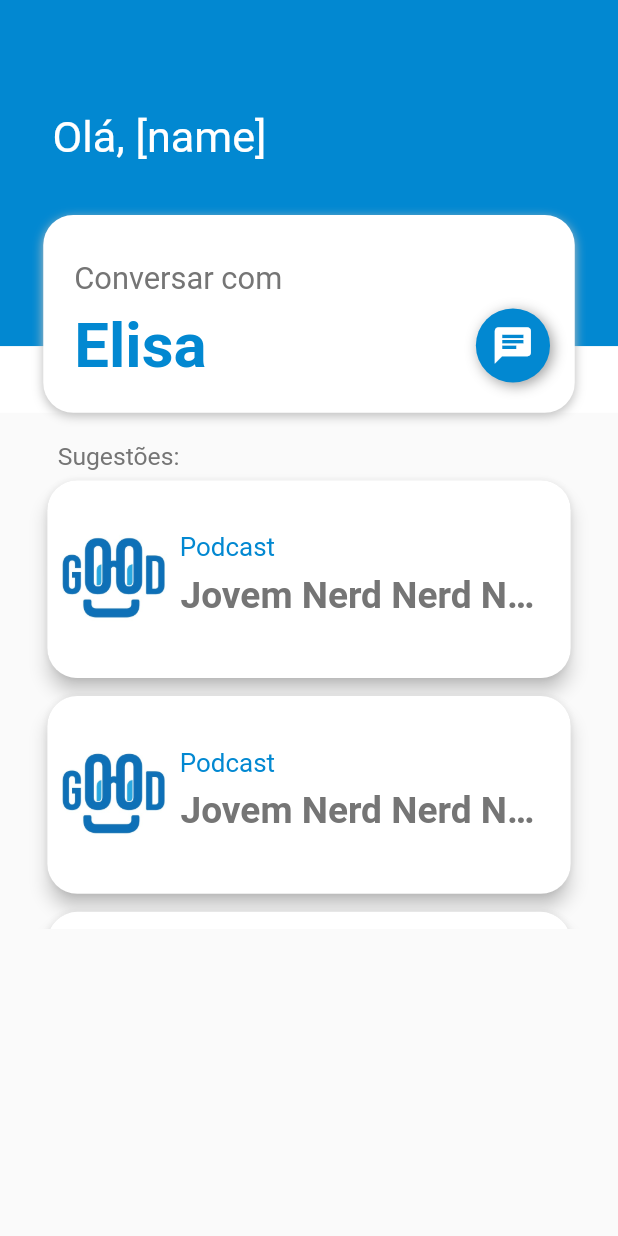
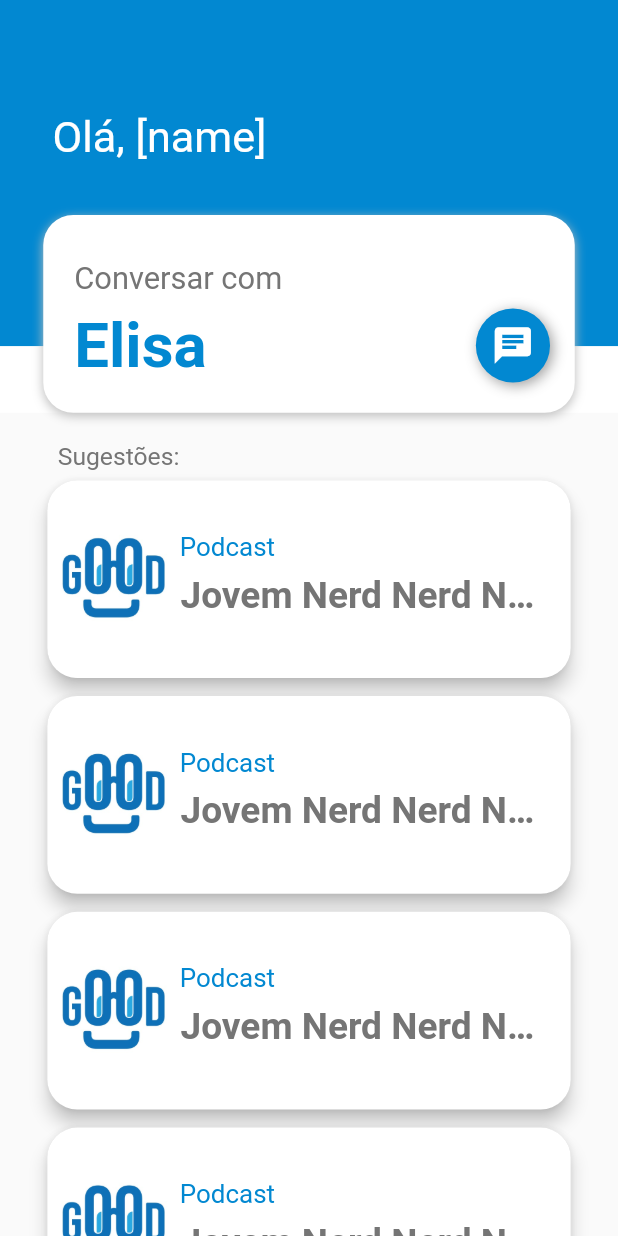
Before and after one commit to jjeanjacques10/n2020-mobile, a Flutter app: the screen it shows after launch, on a phone screen of 412 x 824 dp. Run offline on Flutter 3.47's test engine with Material 2 defaults, Android fonts, the phone set to English and light mode, and no system bars; missing offline and left inert: dart:ffi, flutter_dialogflow.

Commit message:
Novo vitor

```diff
--- a/lib/views/home_page.dart
+++ b/lib/views/home_page.dart
@@ -170,7 +170,7 @@ class _HomePageState extends State<HomePage> {
                   left: width * 0.04, right: width * 0.04, top: 0),
               child: SizedBox(
                 width: width,
-                height: height * 0.37,
+                height: height,
                 child: ListView.builder(
                   itemCount: 7,
                   itemBuilder: (ctx, index) {
```
